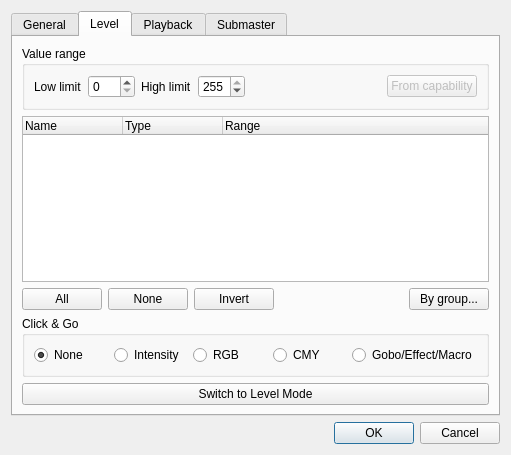
Qt form ui/src/vcsliderproperties.ui (mcallegari/qlcplus) before a commit.
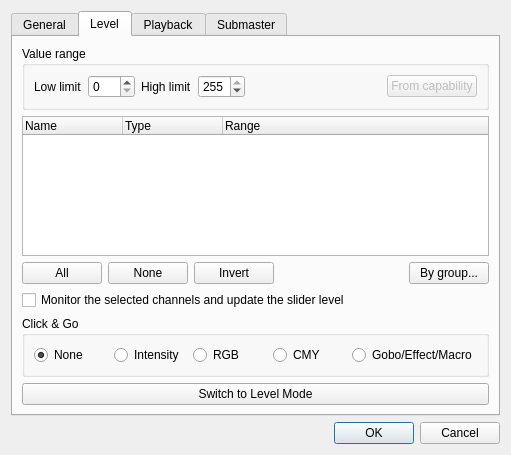
The same form after that commit. The open tabs and pages were chosen to show the change. Icons and pictures are not drawn.

Commit message: VCSlider: level channels monitor is now an option in the configuration dialog (default = disabled)

What changed in the file:
```diff
--- a/ui/src/vcsliderproperties.ui
+++ b/ui/src/vcsliderproperties.ui
@@ -402,6 +402,13 @@
          </item>
         </layout>
        </item>
+       <item>
+        <widget class="QCheckBox" name="m_monitorValuesCheck">
+         <property name="text">
+          <string>Monitor the selected channels and update the slider level</string>
+         </property>
+        </widget>
+       </item>
        <item>
         <widget class="QGroupBox" name="m_clickngoGroup">
          <property name="sizePolicy">
```
The commit also changes 3 other files.
